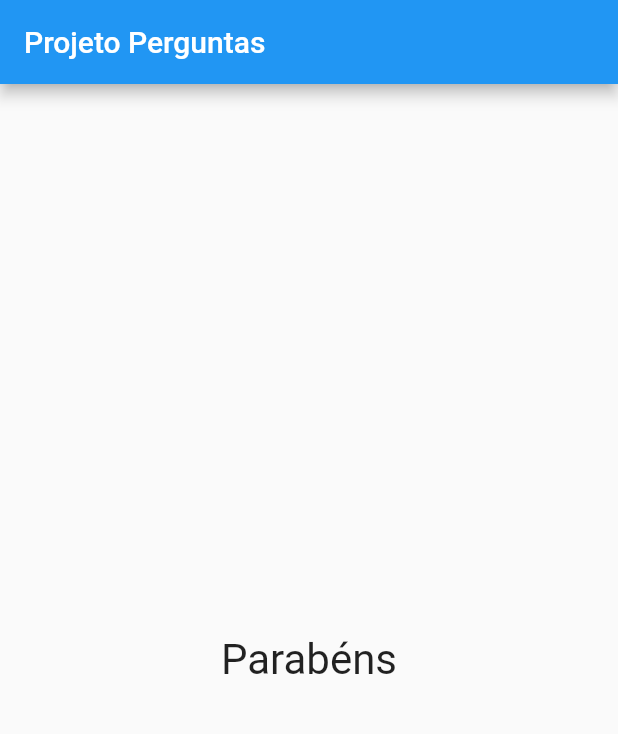
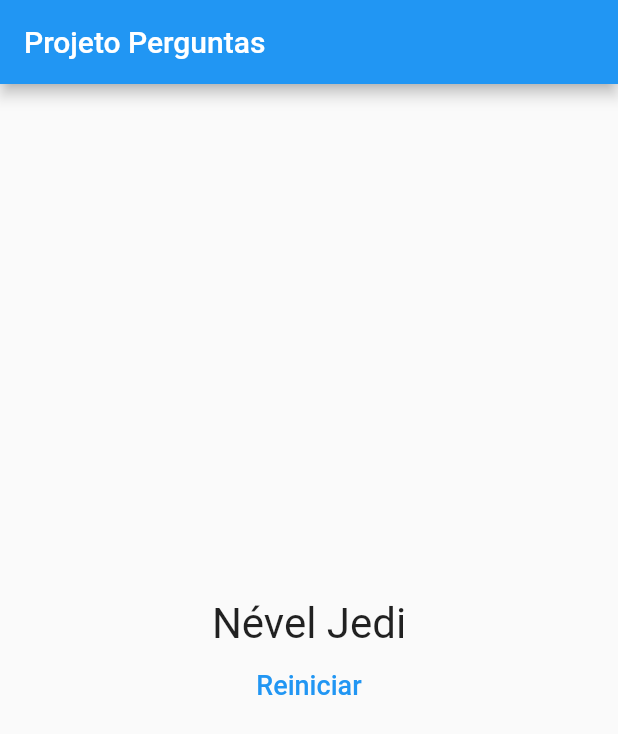
Before and after one commit to mariofelesdossantosjunior/projeto_perguntas, a Flutter app: the screen it shows after launch, after a tap on "Preto", after a tap on "Elefante", after a tap on "Feijão", on a phone screen of 412 x 824 dp. Shown: the top 734 px of the screen. Run offline on Flutter 3.47's test engine with Material 2 defaults, Android fonts, the phone set to English and light mode, and no system bars.

Commit message:
add results

```diff
--- a/lib/main.dart
+++ b/lib/main.dart
@@ -6,28 +6,53 @@ void main() => runApp(PerguntaApp());
 
 class _PerguntaAppState extends State<PerguntaApp> {
   var _perguntaSelecionada = 0;
+  var _pontuacaoTotal = 0;
+
   final _perguntas = const [
     {
       "texto": "Qual é a sua cor favorita?",
-      "respostas": ["Preto", "Vermelho", "Azul", "Branco"]
+      "respostas": [
+        {'texto': 'Preto', 'pontuacao': 10},
+        {'texto': 'Vermelho', 'pontuacao': 5},
+        {'texto': 'Azul', 'pontuacao': 3},
+        {'texto': 'Branco', 'pontuacao': 1},
+      ]
     },
     {
       "texto": "Qual é o seu animal favorito?",
-      "respostas": ["Leão", "Elefante", "Cachorro", "Gato"]
+      "respostas": [
+        {'texto': 'Leão', 'pontuacao': 10},
+        {'texto': 'Elefante', 'pontuacao': 5},
+        {'texto': 'Cachorro', 'pontuacao': 3},
+        {'texto': 'Gato', 'pontuacao': 1},
+      ]
     },
     {
       "texto": "Qual sua comida favorita?",
-      "respostas": ["Arroz", "Macarrão", "Feijão", "Carne"]
+      "respostas": [
+        {'texto': 'Arroz', 'pontuacao': 10},
+        {'texto': 'Macarrão', 'pontuacao': 5},
+        {'texto': 'Feijão', 'pontuacao': 3},
+        {'texto': 'Carne', 'pontuacao': 1},
+      ]
     }
   ];
 
-  void _responder() {
+  void _responder(int pontuacao) {
     if (temPerguntaSelecionada) {
       setState(() {
         _perguntaSelecionada++;
+        _pontuacaoTotal += pontuacao;
       });
       print("Pergunta respondida!");
     }
+  }
+
+  void _reiniciarQuestionario() {
+    setState(() {
+      _perguntaSelecionada = 0;
+      _pontuacaoTotal = 0;
+    });
   }
 
   bool get temPerguntaSelecionada {
@@ -47,7 +72,7 @@ class _PerguntaAppState extends State<PerguntaApp> {
                 perguntaSelecionada: _perguntaSelecionada,
                 responder: _responder,
               )
-            : Resultado(),
+            : Resultado(_pontuacaoTotal, _reiniciarQuestionario),
       ),
     );
   }
--- a/lib/questionario.dart
+++ b/lib/questionario.dart
@@ -5,7 +5,7 @@ import './resposta.dart';
 class Questionario extends StatelessWidget {
   final List<Map<String, Object>> perguntas;
   final int perguntaSelecionada;
-  final void Function() responder;
+  final void Function(int) responder;
 
   Questionario(
       {@required this.perguntas,
@@ -18,14 +18,17 @@ class Questionario extends StatelessWidget {
 
   @override
   Widget build(BuildContext context) {
-    List<String> respostas = temPerguntaSelecionada
+    List<Map<String, Object>> respostas = temPerguntaSelecionada
         ? perguntas[perguntaSelecionada]['respostas']
         : null;
 
     return Column(
       children: <Widget>[
         Questao(perguntas[perguntaSelecionada]['texto']),
-        ...respostas.map((texto) => Resposta(texto, responder)).toList(),
+        ...respostas
+            .map((resp) =>
+                Resposta(resp['texto'], () => responder(resp['pontuacao'])))
+            .toList(),
       ],
     );
   }
--- a/lib/resultado.dart
+++ b/lib/resultado.dart
@@ -1,15 +1,47 @@
 import 'package:flutter/material.dart';
 
 class Resultado extends StatelessWidget {
+  final int pontuacao;
+  final Function() reiniciarQuestionario;
+
+  Resultado(this.pontuacao, this.reiniciarQuestionario);
+
+  String get fraseResultado {
+    if (pontuacao < 8) {
+      return "Parabéns";
+    } else if (pontuacao < 12) {
+      return "Você é bom!";
+    } else if (pontuacao < 16) {
+      return "Impressionante";
+    } else {
+      return "Nével Jedi";
+    }
+  }
+
   @override
   Widget build(BuildContext context) {
-    return Center(
-      child: Text(
-        'Parabéns',
-        style: TextStyle(
-          fontSize: 28,
+    return Column(
+      mainAxisAlignment: MainAxisAlignment.center,
+      children: [
+        Center(
+          child: Text(
+            fraseResultado,
+            style: TextStyle(
+              fontSize: 28,
+            ),
+          ),
         ),
-      ),
+        FlatButton(
+          child: Text(
+            'Reiniciar',
+            style: TextStyle(
+              fontSize: 18,
+            ),
+          ),
+          textColor: Colors.blue,
+          onPressed: reiniciarQuestionario,
+        )
+      ],
     );
   }
 }
```
